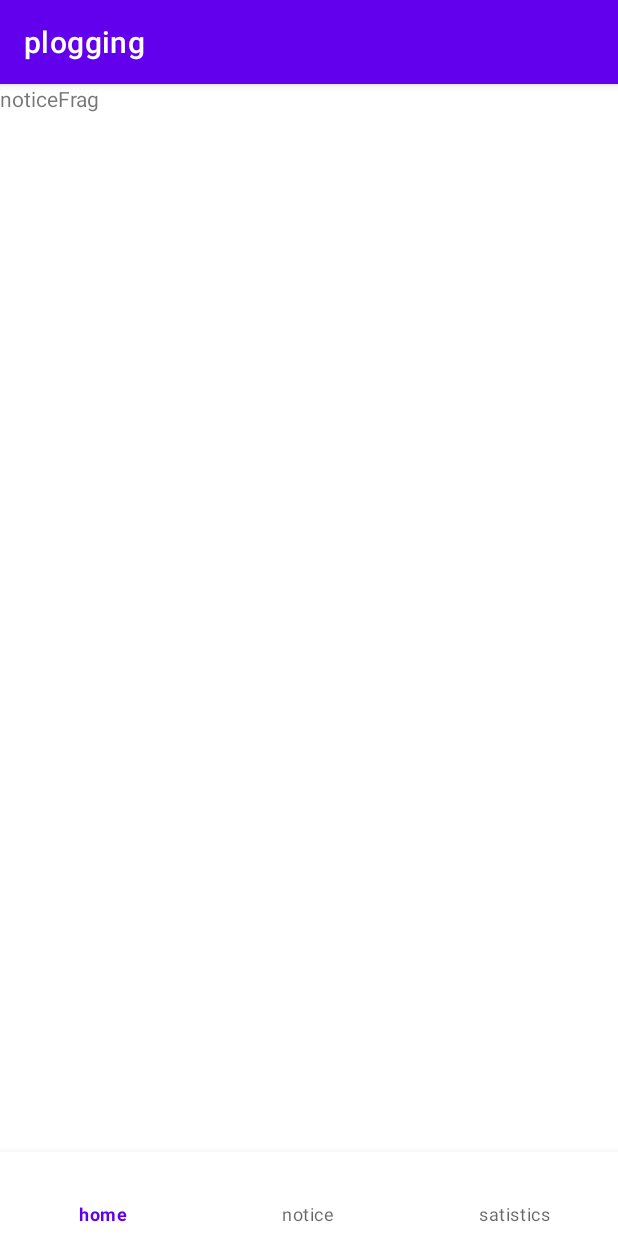
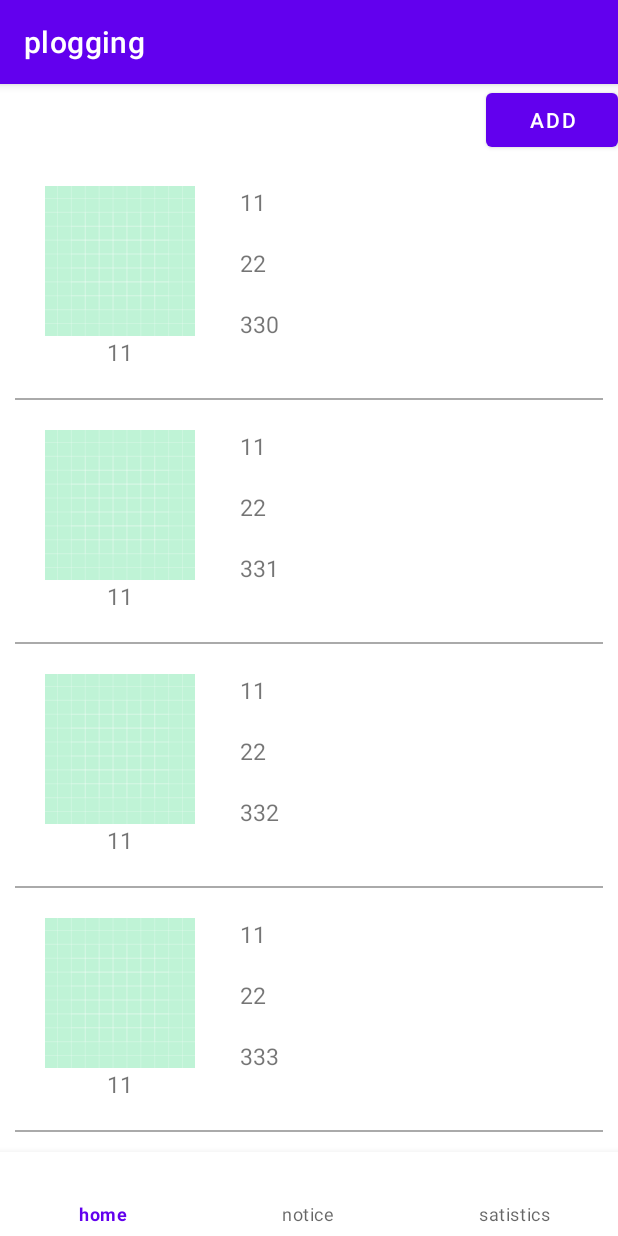
Before and after one commit to Kwonminwoo/plogging-android, an Android app: the screen it shows after launch (MainActivity), on a phone screen of 412 x 824 dp. Run offline under Robolectric (Android 15) with nearby library versions, the phone set to English and light mode, and no system bars.

Commit message:
notice 리사이클러뷰 추가

```diff
--- a/app/src/main/AndroidManifest.xml
+++ b/app/src/main/AndroidManifest.xml
@@ -14,6 +14,12 @@
         android:theme="@style/Theme.Plogging"
         tools:targetApi="31">
         <activity
+            android:name=".NoticeForm"
+            android:exported="false" />
+        <activity
+            android:name=".Notice_form"
+            android:exported="false" />
+        <activity
             android:name=".MainActivity"
             android:exported="true">
             <intent-filter>
--- /dev/null
+++ b/app/src/main/java/com/example/plogging/notice/Notice.java
@@ -0,0 +1,60 @@
+package com.example.plogging.notice;
+
+import android.graphics.Bitmap;
+import android.media.Image;
+
+public class Notice {
+    private int image;
+    private String userName;
+    private String location;
+    private String date;
+    private String personNum;
+
+    public Notice(int image, String userName, String location, String date, String personNum) {
+        this.image = image;
+        this.userName = userName;
+        this.location = location;
+        this.date = date;
+        this.personNum = personNum;
+    }
+
+    public int getImage() {
+        return image;
+    }
+
+    public void setImage(int image) {
+        this.image = image;
+    }
+
+    public String getUserName() {
+        return userName;
+    }
+
+    public void setUserName(String userName) {
+        this.userName = userName;
+    }
+
+    public String getLocation() {
+        return location;
+    }
+
+    public void setLocation(String location) {
+        this.location = location;
+    }
+
+    public String getDate() {
+        return date;
+    }
+
+    public void setDate(String date) {
+        this.date = date;
+    }
+
+    public String getPersonNum() {
+        return personNum;
+    }
+
+    public void setPersonNum(String personNum) {
+        this.personNum = personNum;
+    }
+}
--- /dev/null
+++ b/app/src/main/java/com/example/plogging/notice/NoticeAdapter.java
@@ -0,0 +1,95 @@
+package com.example.plogging.notice;
+
+import android.content.Context;
+import android.view.LayoutInflater;
+import android.view.View;
+import android.view.ViewGroup;
+import android.widget.ImageView;
+import android.widget.TextView;
+import android.widget.Toast;
+
+import androidx.annotation.NonNull;
+import androidx.recyclerview.widget.RecyclerView;
+
+import com.example.plogging.R;
+
+import java.util.ArrayList;
+import java.util.List;
+
+public class NoticeAdapter extends RecyclerView.Adapter<NoticeAdapter.ViewHolder> {
+    List<Notice> items = new ArrayList<>();
+    private OnItemClickListener listener = null;
+
+    interface OnItemClickListener{
+        void onItemClick(View v, int position); //뷰와 포지션값
+    }
+
+    public void setOnItemClickListener(OnItemClickListener listener) {
+        this.listener = listener;
+    }
+
+
+    @NonNull
+    @Override
+    public ViewHolder onCreateViewHolder(@NonNull ViewGroup parent, int viewType) {
+        LayoutInflater inflater = LayoutInflater.from(parent.getContext());
+        View itemView = inflater.inflate(R.layout.notice_item,parent,false);
+        return new ViewHolder(itemView);
+    }
+
+    @Override
+    public void onBindViewHolder(@NonNull ViewHolder holder, int position) {
+        Notice notice = items.get(position);
+        holder.setItem(notice);
+
+    }
+
+    @Override
+    public int getItemCount() {
+        return items.size();
+    }
+
+    public void setList(List<Notice> list){
+        items = list;
+    }
+
+    class ViewHolder extends RecyclerView.ViewHolder{
+        ImageView userImage;
+        TextView userName;
+        TextView location;
+        TextView date;
+        TextView personNum;
+        public ViewHolder(@NonNull View itemView) {
+            super(itemView);
+
+            userImage = itemView.findViewById(R.id.user_image);
+            userName = itemView.findViewById(R.id.user_name);
+            location = itemView.findViewById(R.id.location);
+            date = itemView.findViewById(R.id.date);
+            personNum = itemView.findViewById(R.id.person_num);
+
+            itemView.setOnClickListener(new View.OnClickListener() {
+                @Override
+                public void onClick(View view) {
+                    int position = getAdapterPosition();
+                    if (position != RecyclerView.NO_POSITION) {
+                        if (listener != null) {
+                            listener.onItemClick(view, position);
+                        }
+                    }
+                }
+            });
+        }
+
+
+        public void setItem(Notice item){
+            userImage.setImageAlpha(item.getImage());
+            userName.setText(item.getUserName());
+            location.setText(item.getLocation());
+            date.setText(item.getDate());
+            personNum.setText(item.getPersonNum());
+        }
+
+
+    }
+}
--- a/app/src/main/java/com/example/plogging/notice/NoticeFragment.java
+++ b/app/src/main/java/com/example/plogging/notice/NoticeFragment.java
@@ -3,18 +3,45 @@ package com.example.plogging.notice;
 import android.os.Bundle;
 
 import androidx.fragment.app.Fragment;
+import androidx.recyclerview.widget.LinearLayoutManager;
+import androidx.recyclerview.widget.RecyclerView;
 
 import android.view.LayoutInflater;
 import android.view.View;
 import android.view.ViewGroup;
+import android.widget.Toast;
 
 import com.example.plogging.R;
+
+import java.util.ArrayList;
+import java.util.List;
 
 public class NoticeFragment extends Fragment {
     @Override
     public View onCreateView(LayoutInflater inflater, ViewGroup container,
                              Bundle savedInstanceState) {
         // Inflate the layout for this fragment
-        return inflater.inflate(R.layout.fragment_notice, container, false);
+        ViewGroup rootView = (ViewGroup)inflater.inflate(R.layout.fragment_notice, container, false);
+        RecyclerView recyclerView = rootView.findViewById(R.id.recyclerview);
+
+        NoticeAdapter adapter = new NoticeAdapter();
+        recyclerView.setLayoutManager(new LinearLayoutManager(getActivity()));
+
+        recyclerView.setAdapter(adapter);
+
+        List<Notice> notices = new ArrayList<>();
+        for(int i = 0; i < 10; i ++){
+            notices.add(new Notice(R.drawable.ic_launcher_background, "11", "11", "22", "33" + i));
+        }
+        adapter.setList(notices);
+
+        adapter.setOnItemClickListener(new NoticeAdapter.OnItemClickListener(){
+            @Override
+            public void onItemClick(View v, int position) {
+                Toast.makeText(getContext(), Integer.toString(position), Toast.LENGTH_SHORT).show();
+            }
+        });
+        return rootView;
     }
+
 }
--- a/app/src/main/res/layout/fragment_notice.xml
+++ b/app/src/main/res/layout/fragment_notice.xml
@@ -1,14 +1,32 @@
 <?xml version="1.0" encoding="utf-8"?>
-<FrameLayout xmlns:android="http://schemas.android.com/apk/res/android"
+<LinearLayout xmlns:android="http://schemas.android.com/apk/res/android"
     xmlns:tools="http://schemas.android.com/tools"
     android:layout_width="match_parent"
     android:layout_height="match_parent"
+    android:orientation="vertical"
+    android:weightSum="15"
     tools:context=".notice.NoticeFragment">
 
-    <!-- TODO: Update blank fragment layout -->
-    <TextView
+
+    <Button
+        android:id="@+id/add_notice_button"
+        android:text="add"
+        android:layout_gravity="right"
+        android:layout_width="wrap_content"
+        android:layout_height="match_parent"
+        android:layout_weight="14" />
+
+    <FrameLayout
+        android:id="@+id/notice_container"
+        android:layout_weight="1"
         android:layout_width="match_parent"
-        android:layout_height="match_parent"
-        android:text="noticeFrag" />
+        android:layout_height="match_parent">
 
-</FrameLayout>
+        <androidx.recyclerview.widget.RecyclerView
+            android:layout_width="match_parent"
+            android:layout_height="match_parent"
+            android:id="@+id/recyclerview"/>
+
+    </FrameLayout>
+
+</LinearLayout>
--- /dev/null
+++ b/app/src/main/res/layout/notice_item.xml
@@ -0,0 +1,74 @@
+<?xml version="1.0" encoding="utf-8"?>
+<LinearLayout xmlns:android="http://schemas.android.com/apk/res/android"
+    android:orientation="vertical"
+    android:layout_width="match_parent"
+    android:layout_height="wrap_content">
+
+    <LinearLayout
+        android:layout_width="match_parent"
+        android:layout_height="match_parent"
+        android:paddingLeft="30dp"
+        android:paddingBottom="20dp"
+        android:paddingTop="20dp"
+        android:orientation="horizontal">
+        <LinearLayout
+            android:layout_width="wrap_content"
+            android:layout_height="match_parent"
+            android:orientation="vertical"
+            android:weightSum="7">
+
+            <ImageView
+                android:id="@+id/user_image"
+                android:layout_width="100dp"
+                android:layout_height="100dp"
+                android:src="@drawable/ic_launcher_background"/>
+
+            <TextView
+                android:layout_width="match_parent"
+                android:layout_height="wrap_content"
+                android:text="name"
+                android:gravity="center"
+                android:textSize="15sp"
+                android:id="@+id/user_name"/>
+
+        </LinearLayout>
+
+
+        <LinearLayout
+            android:layout_marginLeft="30dp"
+            android:layout_width="match_parent"
+            android:layout_height="match_parent"
+            android:weightSum="3"
+            android:orientation="vertical">
+
+            <TextView
+                android:layout_width="match_parent"
+                android:layout_height="match_parent"
+                android:textSize="15sp"
+                android:text="test"
+                android:layout_weight="1"
+                android:id="@+id/location"/>
+            <TextView
+                android:layout_width="match_parent"
+                android:layout_height="match_parent"
+                android:textSize="15sp"
+                android:text="test"
+                android:layout_weight="1"
+                android:id="@+id/date"/>
+            <TextView
+                android:layout_width="match_parent"
+                android:layout_height="match_parent"
+                android:textSize="15sp"
+                android:text="test"
+                android:layout_weight="1"
+                android:id="@+id/person_num"/>
+
+        </LinearLayout>
+
+    </LinearLayout>
+    <View
+        android:layout_width="match_parent"
+        android:layout_height="1dp"
+        android:layout_marginHorizontal="10dp"
+        android:background="#aaa"/>
+</LinearLayout>
```
